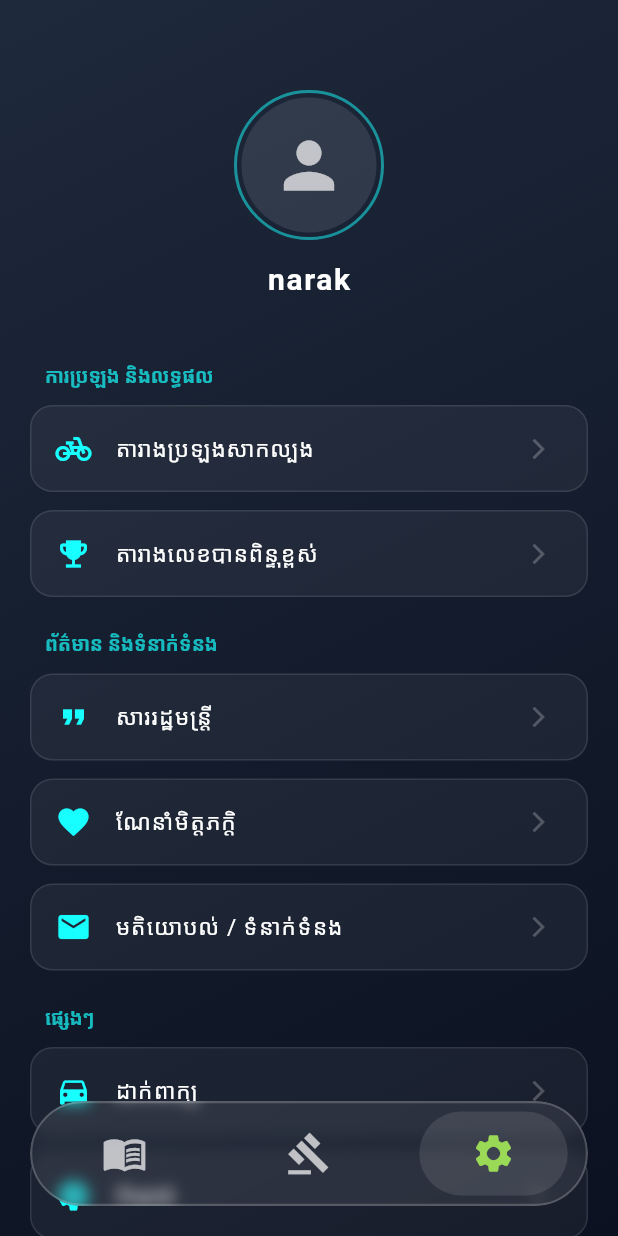
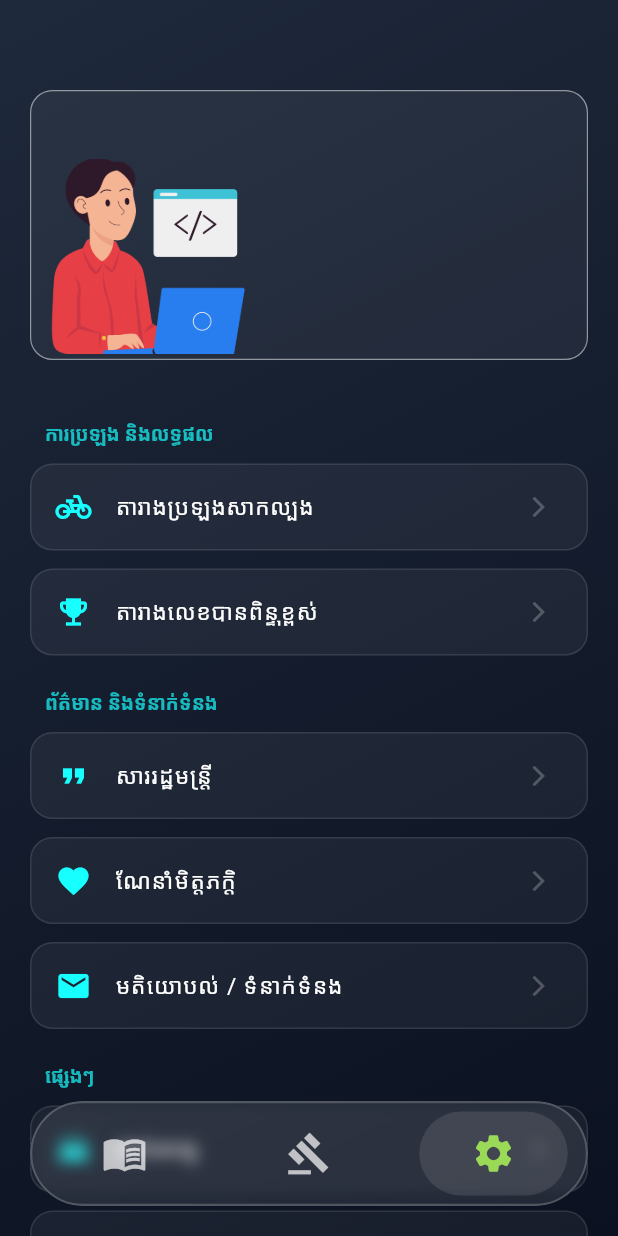
Before and after one commit to Narak76543/kh_driving_rule_app, a Flutter app: the screen it shows after launch, item 3 of the bottom bar chosen, on a phone screen of 412 x 824 dp. Run offline on Flutter 3.47's test engine with Material 3 defaults, Android fonts, the phone set to English and light mode, and no system bars; our stand-ins replace carousel_slider, dio, get, open_filex; Roboto replaces fonts that are missing (KohSantepheab).

Commit message:
jam tix pu kpong update

```diff
--- a/lib/app/modules/home/views/settings_view.dart
+++ b/lib/app/modules/home/views/settings_view.dart
@@ -19,12 +19,9 @@ class SettingView extends StatelessWidget {
         child: Column(
           children: [
             const SizedBox(height: 60),
-            // ១. ផ្នែក Profile Header (narak)
             _buildProfileHeader(),
 
             const SizedBox(height: 30),
-
-            // ២. ផ្នែកបញ្ជី Menu ស្ទីល Glassmorphism
             Expanded(
               child: ListView(
                 padding: const EdgeInsets.symmetric(horizontal: 20),
@@ -57,30 +54,48 @@ class SettingView extends StatelessWidget {
   Widget _buildProfileHeader() {
     return Column(
       children: [
-        Container(
+        Padding(
+          padding: const EdgeInsets.symmetric(horizontal: 20.0),
+          child: Container(
+            height: 180,
+            width: double.infinity,
             padding: const EdgeInsets.all(3),
             decoration: BoxDecoration(
-            shape: BoxShape.circle,
+              borderRadius: BorderRadius.circular(15),
+              color: Colors.white.withOpacity(0.05),
               border: Border.all(
-              color: Colors.cyanAccent.withOpacity(0.5),
-              width: 2,
+                color: Colors.white.withOpacity(0.5),
+                width: 0.8,
               ),
             ),
-          child: const CircleAvatar(
-            radius: 45,
-            backgroundColor: Colors.white10,
-            child: Icon(Icons.person, size: 50, color: Colors.white70),
+            child: Row (
+              crossAxisAlignment: CrossAxisAlignment.end,
+              children: [
+                Container(
+                  width: 150,
+                  height: 130,
+                  decoration: BoxDecoration(
+                    color: Colors.transparent,
+                    image: DecorationImage(
+                      image: AssetImage("assets/images/developer.png"),
+                      fit: BoxFit.cover,
                     ),
                   ),
-        const SizedBox(height: 12),
-        const Text(
-          "narak", // ឈ្មោះតាមរូបភាពទី ១៧
-          style: TextStyle(
-            color: Colors.white,
-            fontSize: 20,
-            fontWeight: FontWeight.bold,
-            letterSpacing: 1.1,
                 ),
+                // Expanded(
+                //   child: Text(
+                //     "កម្មវិធីនេះ បង្កើតឡើងក្នុងគោលបំណងនៃការសិក្សាប៉ុណ្ណោះ ។ "
+                //         "ពួកយើងជាក្រុមនិសិត្ស ឆ្នាំទី៣ និងបង្កើត កម្មវិធីនេះដើម្បីបញ្ចប់ "
+                //         "Assignment ថ្នាក់ Mobile Development បង្រៀនដោយ ល"
+                //         "ោកគ្រូ សុខ ពិសិទ្ធ ។ អានបន្ថែមលម្អិតអំពីពួកយើង នឹង អំពីកម្មវិធីនេះ ។ ស"
+                //         "ូមអរគុណ !!----------------------", style: TextStyle(
+                //   fontSize: 15,
+                // ),
+                // ),
+                // ),
+              ],
+            ),
+          )
         ),
       ],
     );
--- a/lib/core/widget/buildTheoryCard.dart
+++ b/lib/core/widget/buildTheoryCard.dart
@@ -14,7 +14,7 @@ class TheoryCard extends StatelessWidget {
       decoration: BoxDecoration(
         color: Colors.white.withOpacity(0.08),
         borderRadius: BorderRadius.circular(10),
-        border: Border.all(color: Colors.white.withOpacity(0.4), width: 1.5),
+        border: Border.all(color: Colors.white.withOpacity(0.4), width: 1),
       ),
       child: ClipRRect(
         borderRadius: BorderRadius.circular(24),
--- a/lib/core/widget/theory_carousel.dart
+++ b/lib/core/widget/theory_carousel.dart
@@ -59,7 +59,7 @@ class TheoryCarousel extends GetView<HomeController> {
 
             // Dot Indicator ជាមួយ AnimatedContainer
             Positioned(
-              bottom: 15,
+              bottom: 10,
               child: Obx(
                 () => Row(
                   mainAxisAlignment: MainAxisAlignment.center,
@@ -73,7 +73,7 @@ class TheoryCarousel extends GetView<HomeController> {
                       decoration: BoxDecoration(
                         borderRadius: BorderRadius.circular(10),
                         color: isSelected
-                            ? Colors.cyanAccent
+                            ? Colors.blueAccent
                             : Colors.white.withOpacity(0.4),
                         boxShadow: isSelected
                             ? [
--- a/lib/main.dart
+++ b/lib/main.dart
@@ -4,7 +4,6 @@ import 'app/modules/home/binding/home_binding.dart' show HomeBinding;
 import 'app/modules/home/views/home_viewe.dart' show HomeView;
 import 'app/modules/law/binding/law_binding.dart';
 import 'app/modules/law/views/law_view.dart';
-
 
 void main() {
   runApp(const MyApp());
```
Also changed, not shown: assets/images/developer.png (added). Lines whose indentation alone changed are shown as unchanged.
